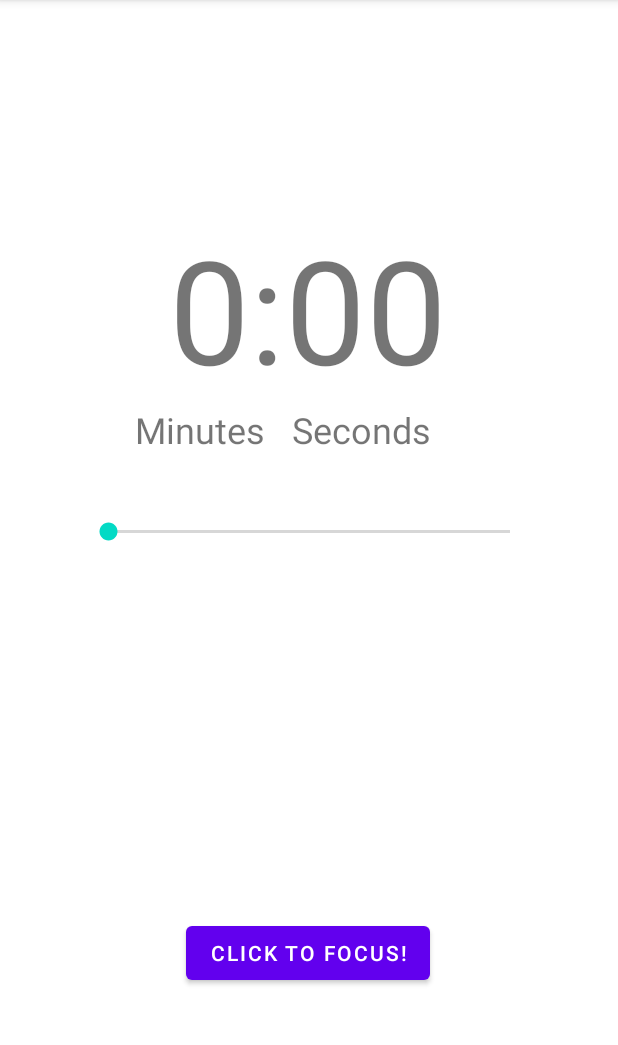
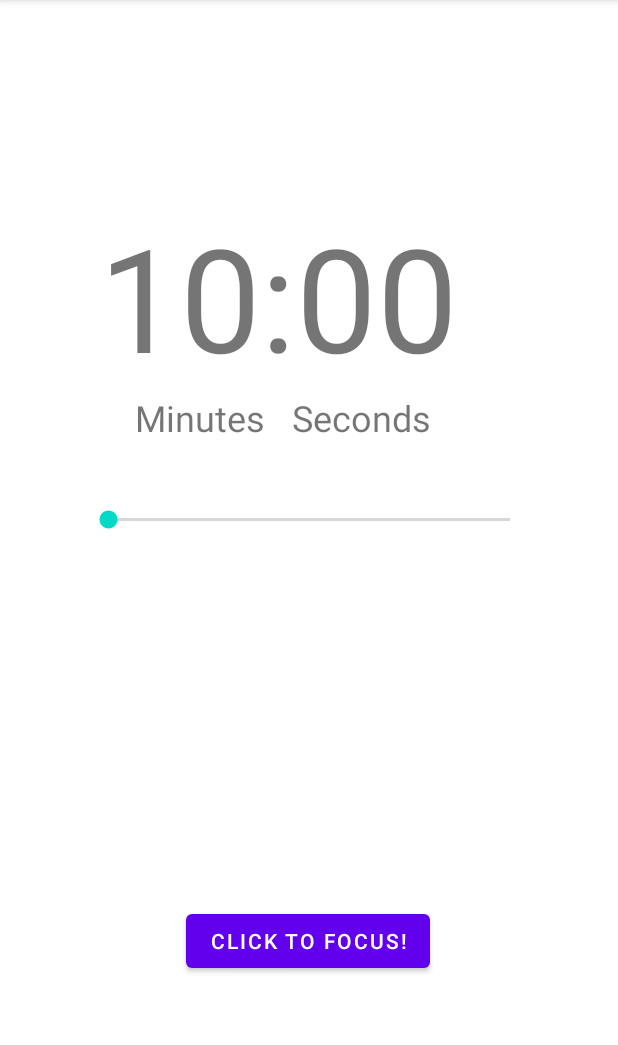
Before and after one commit to joeB0dy/MobileAppsProject4, an Android app: the screen it shows after launch (MainActivity), after a tap on "CLICK TO FOCUS!", on a phone screen of 412 x 824 dp, the part 84-1129 px from its top. Run offline under Robolectric (Android 15) with nearby library versions, the phone set to English and light mode, and no system bars.

Commit message:
Fragment finally working as commanded.

```diff
--- a/app/src/main/java/com/example/focusproject4/MainActivity.kt
+++ b/app/src/main/java/com/example/focusproject4/MainActivity.kt
@@ -15,7 +15,7 @@ class MainActivity : AppCompatActivity(), MenuFragment.MenuListener {
     }
 
     override fun onButtonClick(timerValue: Int, text: String) {
-       val textFragment = supportFragmentManager.findFragmentById(R.id.tvTime) as MenuFragment
+       val textFragment = supportFragmentManager.findFragmentById(R.id.fragmentContainerView) as MenuFragment
 
         textFragment.changeTextProperties(timerValue)//function to be implemented.
     }       //checkout timer: CountdownTimer parameter for later use...
--- a/app/src/main/java/com/example/focusproject4/MenuFragment.kt
+++ b/app/src/main/java/com/example/focusproject4/MenuFragment.kt
@@ -3,6 +3,7 @@ package com.example.focusproject4
 import android.content.Context
 import androidx.lifecycle.ViewModelProvider
 import android.os.Bundle
+import android.util.Log
 import androidx.fragment.app.Fragment
 import android.view.LayoutInflater
 import android.view.View
@@ -45,17 +46,28 @@ class MenuFragment : Fragment(), SeekBar.OnSeekBarChangeListener {
         savedInstanceState: Bundle?
     ): View? {
         //where all is coded.
+
+
+
         binding = FragmentMenuBinding.inflate(inflater, container, false)
+        binding.seekBar2.setOnSeekBarChangeListener(this)
+
 
         binding.btnFocus.setOnClickListener {
             buttonClicked(it)   //calls function below. connected to interface.
         }
+        //implement seekbar focus stuff. and timer to count down.
+
+
         return binding.root
     }
      fun changeTextProperties(textVal: Int){
-        binding.tvTime.text = textVal.toString()
+         Log.i("MenuFragment ","Value set to: " +textVal)
+         seekTimeMinValue = textVal
+        binding.tvTime.text = textVal.toString() + ":00"
+
     }
-
+   //button clicked
     private fun buttonClicked(view : View){
         activityCallback?.onButtonClick(seekTimeMinValue, binding.tvTime.text.toString())
     }
@@ -69,16 +81,20 @@ class MenuFragment : Fragment(), SeekBar.OnSeekBarChangeListener {
     }
 //events concerned with seekbarListener.
     override fun onProgressChanged(seekBar: SeekBar?, progress: Int, fromUser: Boolean) {
-        TODO("Not yet implemented")
+
+    Log.i("MenuFragment", "Progress is " + progress)
     seekTimeMinValue = progress //make progression of seekbar = our logic value.
+
+
+    //here is where the problem is for some reason.
     }
 
     override fun onStartTrackingTouch(seekBar: SeekBar?) {
-        TODO("Not yet implemented")
+
     }
 
     override fun onStopTrackingTouch(seekBar: SeekBar?) {
-        TODO("Not yet implemented")
+
     }
 
 
--- a/app/src/main/res/layout/fragment_menu.xml
+++ b/app/src/main/res/layout/fragment_menu.xml
@@ -22,11 +22,11 @@
         android:id="@+id/tvTime"
         android:layout_width="wrap_content"
         android:layout_height="wrap_content"
-        android:layout_marginTop="32dp"
-        android:text="0:00"
+        android:layout_marginTop="16dp"
+        android:text="0"
         android:textSize="96sp"
         app:layout_constraintEnd_toEndOf="parent"
-        app:layout_constraintHorizontal_bias="0.497"
+        app:layout_constraintHorizontal_bias="0.282"
         app:layout_constraintStart_toStartOf="parent"
         app:layout_constraintTop_toTopOf="parent" />
 
@@ -42,7 +42,7 @@
         app:layout_constraintTop_toBottomOf="@+id/seekBar2" />
 
     <TextView
-        android:id="@+id/textView"
+        android:id="@+id/tvDescription"
         android:layout_width="wrap_content"
         android:layout_height="wrap_content"
         android:text="Minutes   Seconds"
```
Also changed, not shown: app/src/main/java/com/example/focusproject4/MenuViewModel.kt (+14 -0 lines).
